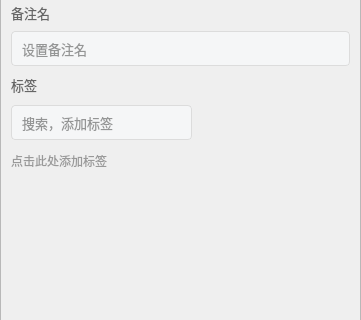
The window that chat_app desktop/applyfriend.ui (Tindalos-ik/chat_app) describes before a commit, drawn with Qt 5; both pictures show x 0 to 361 and y 107 to 427 of the 361 by 621 pixel window.
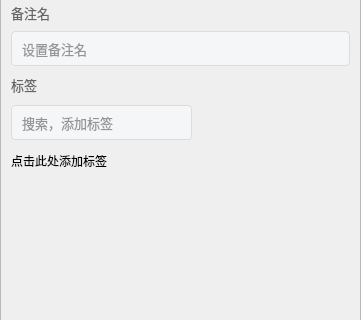
The same window after the commit. Custom widgets are drawn as their Qt base class.

Commit message: 修改一下标签提示

```diff
--- a/chat_app desktop/applyfriend.ui
+++ b/chat_app desktop/applyfriend.ui
@@ -321,9 +321,6 @@
                 </property>
                 <item>
                  <widget class="ClickedOnceLabel" name="tip_lb">
-                  <property name="styleSheet">
-                   <string notr="true">font-size: 12px; color: #999999;</string>
-                  </property>
                   <property name="text">
                    <string>点击此处添加标签</string>
                   </property>
```
The commit also changes 2 other files.
